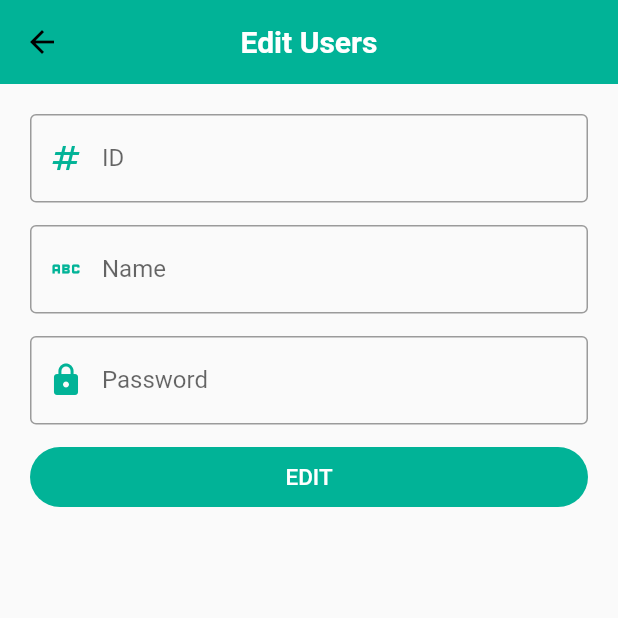
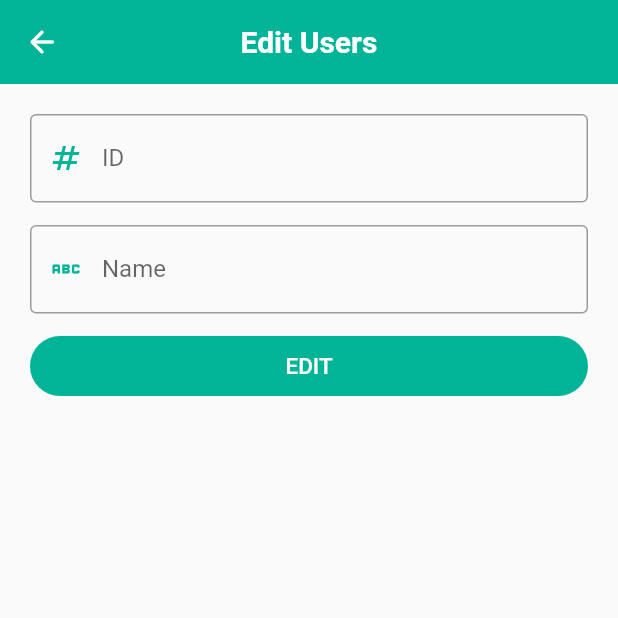
Before and after one commit to MohammadAliOmari/Graduation-project-management-system, a Flutter app: the EditUsers screen opened directly with empty values, on a phone screen of 412 x 824 dp, the top half of it. Run offline on Flutter 3.47's test engine with Material 2 defaults, Android fonts, the phone set to English and light mode, and no system bars; our stand-ins replace flutter_easyloading, shared_preferences; accounts and stored records are empty; network calls fail.

Commit message:
delete password field

```diff
--- a/project_manager/lib/modules/all_users_page/edit_user_page.dart
+++ b/project_manager/lib/modules/all_users_page/edit_user_page.dart
@@ -14,7 +14,6 @@ class EditUsers extends StatefulWidget {
 }
 
 TextEditingController name = TextEditingController();
-TextEditingController pass = TextEditingController();
 TextEditingController id = TextEditingController();
 
 class _EditUsersState extends State<EditUsers> {
@@ -24,7 +23,6 @@ class _EditUsersState extends State<EditUsers> {
     await http.post(Uri.parse(url), body: {
       'university_id': id.text,
       'name': name.text,
-      'pass': pass.text,
     });
     setState(() {
       id.text = widget.l1[widget.index]['university_id'];
@@ -46,6 +44,13 @@ class _EditUsersState extends State<EditUsers> {
   Widget build(BuildContext context) {
     return Scaffold(
       appBar: AppBar(
+        leading: IconButton(
+          icon: const Icon(Icons.arrow_back_rounded),
+          onPressed: () {
+            Navigator.pop(context);
+          },
+          color: Colors.white,
+        ),
         title: const Text(
           'Edit Users',
         ),
@@ -79,19 +84,6 @@ class _EditUsersState extends State<EditUsers> {
           const SizedBox(
             height: 15.0,
           ),
-          projectFormTextForm(
-            //STUD ID1
-            controller: pass,
-            type: TextInputType.text,
-            validator: (value) {
-              return null;
-            },
-            label: "Password",
-            prefix: Icons.lock,
-          ),
-          const SizedBox(
-            height: 15.0,
-          ),
           defualtButton(
             text: 'Edit',
             function: () {
```
